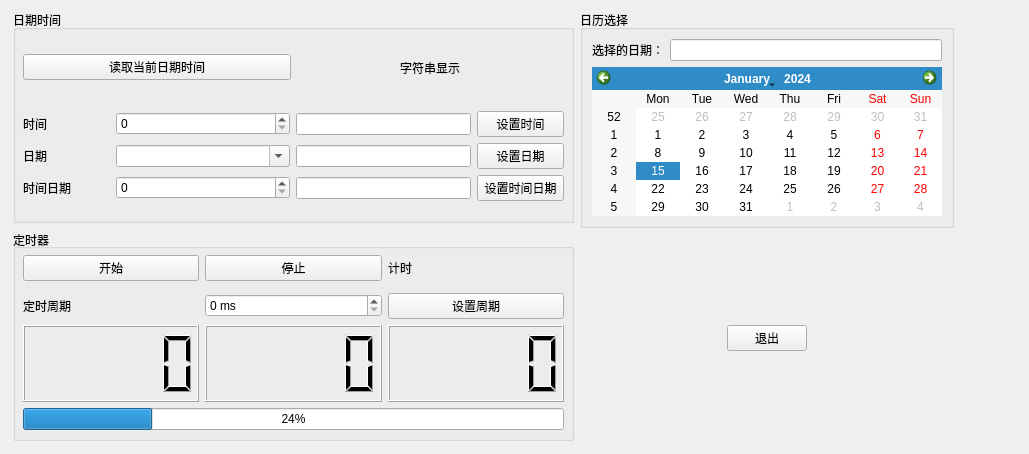
wlnetman/Qt59_cpp_dev_guide, file samp4_5/testtime.ui: the form before one commit.
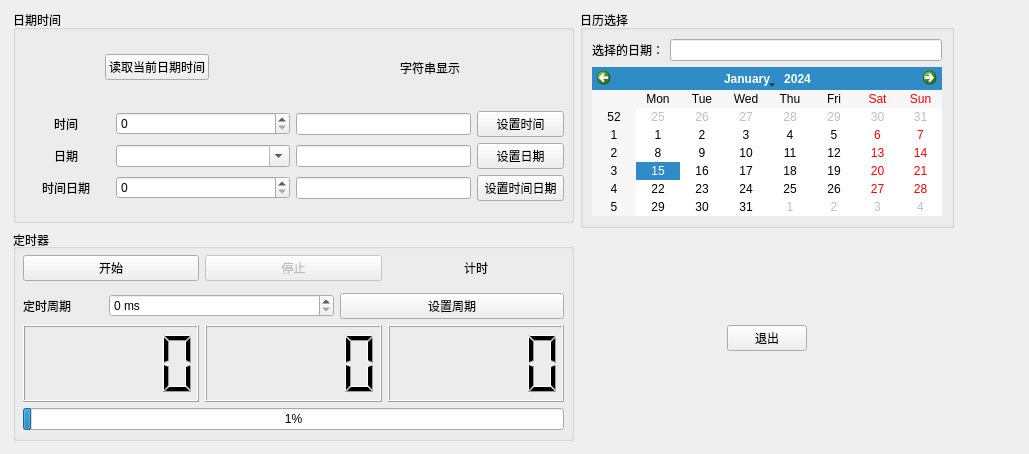
The form after the commit.

```diff
--- a/samp4_5/testtime.ui
+++ b/samp4_5/testtime.ui
@@ -13,7 +13,7 @@
   <property name="windowTitle">
    <string>Form</string>
   </property>
-  <widget class="QWidget" name="">
+  <widget class="QWidget" name="layoutWidget">
    <property name="geometry">
     <rect>
      <x>13</x>
@@ -45,8 +45,8 @@
          <layout class="QVBoxLayout" name="verticalLayout_2" stretch="1,3">
           <item>
            <layout class="QHBoxLayout" name="horizontalLayout_2">
-            <item>
-             <widget class="QPushButton" name="pushButton_2">
+            <item alignment="Qt::AlignHCenter">
+             <widget class="QPushButton" name="btnTimeNow">
               <property name="text">
                <string>读取当前日期时间</string>
               </property>
@@ -69,7 +69,7 @@
             <item row="0" column="1">
              <widget class="QSpinBox" name="spinBox"/>
             </item>
-            <item row="1" column="0">
+            <item row="1" column="0" alignment="Qt::AlignHCenter">
              <widget class="QLabel" name="label_2">
               <property name="text">
                <string>日期</string>
@@ -86,14 +86,20 @@
             <item row="0" column="2">
              <widget class="QLineEdit" name="lineEdit"/>
             </item>
-            <item row="0" column="0">
+            <item row="0" column="0" alignment="Qt::AlignHCenter">
              <widget class="QLabel" name="label">
+              <property name="maximumSize">
+               <size>
+                <width>60</width>
+                <height>16777215</height>
+               </size>
+              </property>
               <property name="text">
                <string>时间</string>
               </property>
              </widget>
             </item>
-            <item row="2" column="0">
+            <item row="2" column="0" alignment="Qt::AlignHCenter">
              <widget class="QLabel" name="label_3">
               <property name="text">
                <string>时间日期</string>
@@ -173,13 +179,16 @@
              </widget>
             </item>
             <item>
-             <widget class="QPushButton" name="pushButton_4">
+             <widget class="QPushButton" name="btStop">
+              <property name="enabled">
+               <bool>false</bool>
+              </property>
               <property name="text">
                <string>停止</string>
               </property>
              </widget>
             </item>
-            <item>
+            <item alignment="Qt::AlignHCenter">
              <widget class="QLabel" name="label_5">
               <property name="text">
                <string>计时</string>
@@ -192,6 +201,12 @@
            <layout class="QHBoxLayout" name="horizontalLayout_4">
             <item>
              <widget class="QLabel" name="label_6">
+              <property name="maximumSize">
+               <size>
+                <width>80</width>
+                <height>16777215</height>
+               </size>
+              </property>
               <property name="text">
                <string>定时周期</string>
               </property>
@@ -231,8 +246,11 @@
           </item>
           <item>
            <widget class="QProgressBar" name="progressBar">
+            <property name="maximum">
+             <number>65535</number>
+            </property>
             <property name="value">
-             <number>24</number>
+             <number>1024</number>
             </property>
            </widget>
           </item>
```
Left out of the diff: 47 changed lines with no effect on the pictures.
